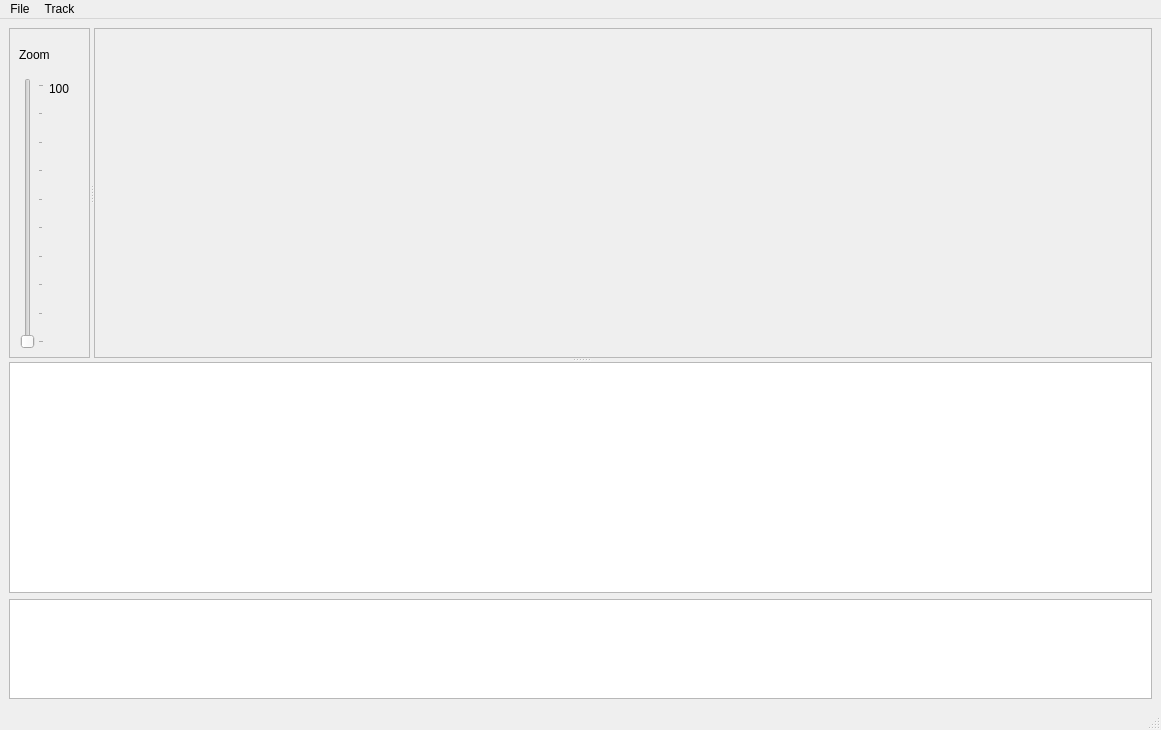
First picture: the form in trackeditor/TrackEditor.ui, repository martinrunge/trackeditor, before the edit.
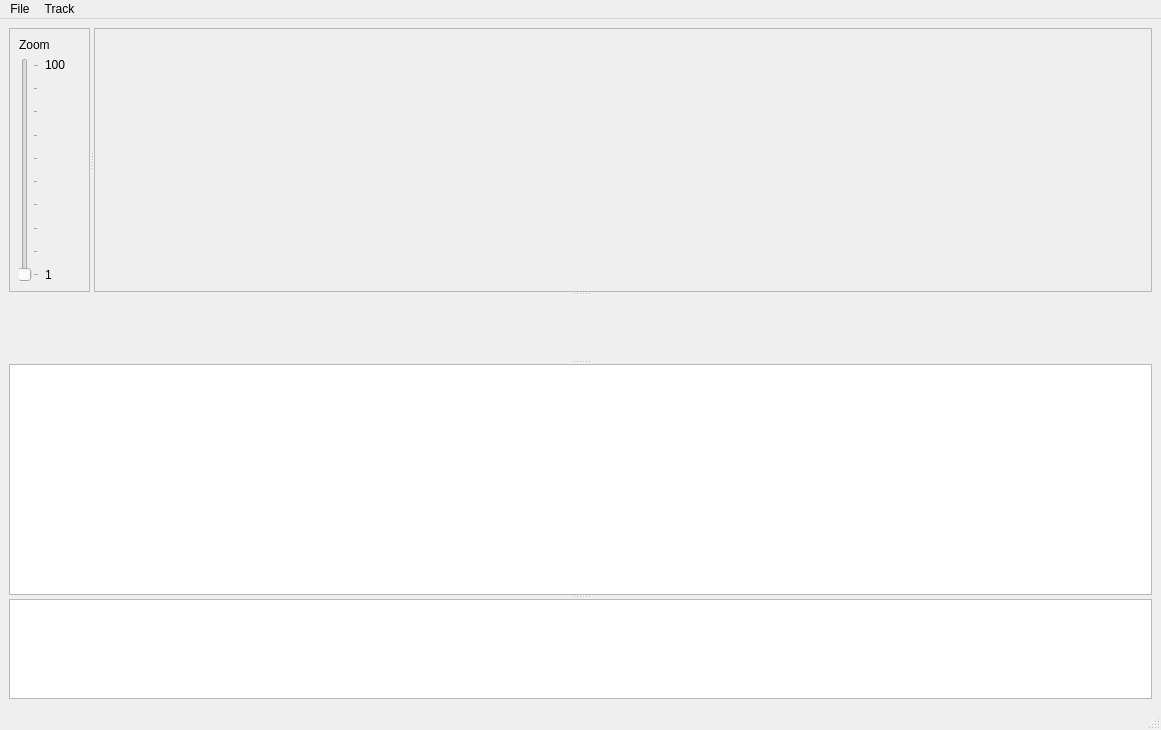
Second picture: the form after the edit.

Commit message: New diagram: elevation over track

```diff
--- a/trackeditor/TrackEditor.ui
+++ b/trackeditor/TrackEditor.ui
@@ -22,12 +22,6 @@
    <layout class="QGridLayout" name="gridLayout" >
     <item row="0" column="0" >
      <widget class="QSplitter" name="splitter_2" >
-      <property name="sizePolicy" >
-       <sizepolicy vsizetype="Expanding" hsizetype="Preferred" >
-        <horstretch>0</horstretch>
-        <verstretch>0</verstretch>
-       </sizepolicy>
-      </property>
       <property name="orientation" >
        <enum>Qt::Vertical</enum>
       </property>
@@ -45,7 +39,7 @@
         <property name="minimumSize" >
          <size>
           <width>81</width>
-          <height>0</height>
+          <height>100</height>
          </size>
         </property>
         <property name="maximumSize" >
@@ -60,41 +54,16 @@
         <property name="frameShadow" >
          <enum>QFrame::Raised</enum>
         </property>
+        <layout class="QGridLayout" name="gridLayout_2" >
+         <item row="0" column="0" colspan="2" >
         <widget class="QLabel" name="label" >
-         <property name="geometry" >
-          <rect>
-           <x>10</x>
-           <y>17</y>
-           <width>61</width>
-           <height>20</height>
-          </rect>
-         </property>
          <property name="text" >
           <string>Zoom</string>
          </property>
         </widget>
-        <widget class="QLabel" name="label_2" >
-         <property name="geometry" >
-          <rect>
-           <x>40</x>
-           <y>40</y>
-           <width>31</width>
-           <height>41</height>
-          </rect>
-         </property>
-         <property name="text" >
-          <string>100</string>
-         </property>
-        </widget>
+         </item>
+         <item rowspan="3" row="1" column="0" >
         <widget class="QSlider" name="zoomSlider" >
-         <property name="geometry" >
-          <rect>
-           <x>10</x>
-           <y>50</y>
-           <width>25</width>
-           <height>271</height>
-          </rect>
-         </property>
          <property name="minimum" >
           <number>1</number>
          </property>
@@ -114,6 +83,35 @@
           <number>1</number>
          </property>
         </widget>
+         </item>
+         <item row="1" column="1" >
+          <widget class="QLabel" name="label_2" >
+           <property name="text" >
+            <string>100</string>
+           </property>
+          </widget>
+         </item>
+         <item row="2" column="1" >
+          <spacer name="verticalSpacer" >
+           <property name="orientation" >
+            <enum>Qt::Vertical</enum>
+           </property>
+           <property name="sizeHint" stdset="0" >
+            <size>
+             <width>20</width>
+             <height>40</height>
+            </size>
+           </property>
+          </spacer>
+         </item>
+         <item row="3" column="1" >
+          <widget class="QLabel" name="label_3" >
+           <property name="text" >
+            <string>1</string>
+           </property>
+          </widget>
+         </item>
+        </layout>
        </widget>
        <widget class="QScrollArea" name="scrollArea" >
         <property name="sizePolicy" >
@@ -122,6 +120,12 @@
           <verstretch>0</verstretch>
          </sizepolicy>
         </property>
+        <property name="minimumSize" >
+         <size>
+          <width>0</width>
+          <height>100</height>
+         </size>
+        </property>
         <property name="widgetResizable" >
          <bool>true</bool>
         </property>
@@ -130,18 +134,26 @@
           <rect>
            <x>0</x>
            <y>0</y>
-           <width>1063</width>
-           <height>331</height>
+           <width>1054</width>
+           <height>197</height>
           </rect>
          </property>
         </widget>
        </widget>
       </widget>
+      <widget class="QWidget" native="1" name="diagramWidget" >
+       <property name="minimumSize" >
+        <size>
+         <width>0</width>
+         <height>0</height>
+        </size>
+       </property>
+      </widget>
       <widget class="QTreeView" name="treeView" >
        <property name="minimumSize" >
         <size>
          <width>0</width>
-         <height>221</height>
+         <height>120</height>
         </size>
        </property>
        <property name="maximumSize" >
@@ -151,9 +163,6 @@
         </size>
        </property>
       </widget>
-     </widget>
-    </item>
-    <item row="1" column="0" >
      <widget class="QPlainTextEdit" name="nemaText" >
       <property name="enabled" >
        <bool>true</bool>
@@ -177,6 +186,7 @@
        </size>
       </property>
      </widget>
+     </widget>
     </item>
    </layout>
   </widget>
@@ -186,7 +196,7 @@
      <x>0</x>
      <y>0</y>
      <width>1161</width>
-     <height>25</height>
+     <height>22</height>
     </rect>
    </property>
    <widget class="QMenu" name="menuFile" >
```
Lines whose indentation alone changed are shown as unchanged. The commit also changes 16 other files.
